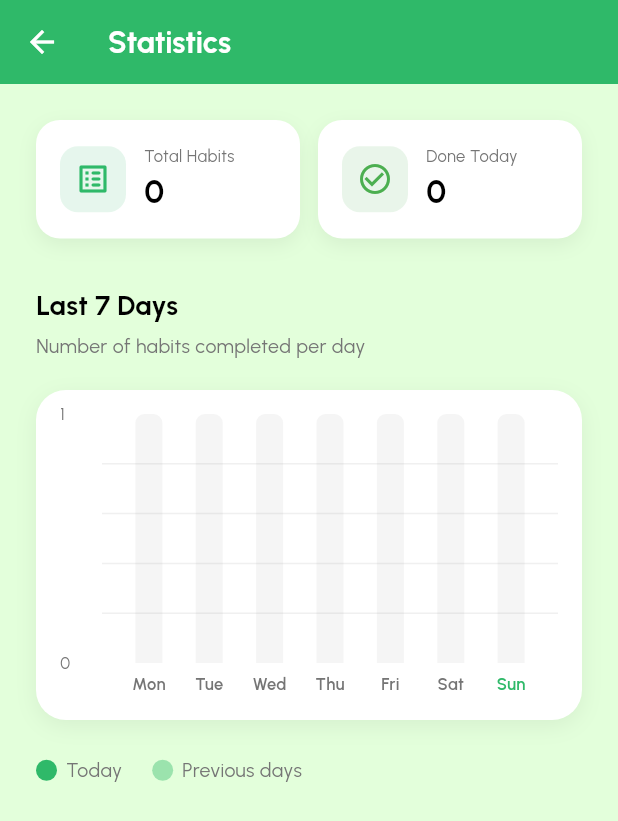
After one commit to AgungMaruti/habitly_app, a Flutter app: the DashboardScreen screen opened by its route, after a tap on the "bar chart" icon, on a phone screen of 412 x 824 dp. The commit adds this screen. Shown: the top 821 px of the screen. Run offline on Flutter 3.47's test engine with Material 3 defaults, Android fonts, the phone set to English and light mode, and no system bars; drawn by our look-alikes of fl_chart; our stand-ins replace cloud_firestore, firebase_auth, firebase_core, flutter_riverpod, google_fonts; accounts and stored records are empty.

Commit message:
Mission 8: Clean Architecture, Unit Tests, Stats Chart

```diff
--- a/lib/providers/habit_provider.dart
+++ b/lib/providers/habit_provider.dart
@@ -1,9 +1,11 @@
 import 'package:flutter_riverpod/flutter_riverpod.dart';
-import 'package:habitly_app/models/habit_model.dart';
-import 'package:habitly_app/services/firestore_service.dart';
-import 'package:habitly_app/providers/auth_provider.dart';
+import '../domain/models/habit_model.dart';
+import '../domain/repositories/habit_repository.dart';
+import '../data/datasources/firestore_datasource.dart';
+import '../data/repositories/habit_repository_impl.dart';
+import 'auth_provider.dart';
 
-// Categories centralized
+// ── Category list (shared across the app) ──────────────────────────────────
 const List<String> habitCategories = [
   'Health',
   'Education',
@@ -15,54 +17,85 @@ const List<String> habitCategories = [
   'Other',
 ];
 
-// Provider untuk FirestoreService instance
-final firestoreServiceProvider = Provider<FirestoreService>((ref) {
-  return FirestoreService();
+// ── Data layer providers ────────────────────────────────────────────────────
+
+/// Provides the Firestore data source (Data Layer)
+final firestoreDataSourceProvider = Provider<FirestoreDataSource>((ref) {
+  return FirestoreDataSource();
 });
 
-// StreamProvider: habits real-time dari Firestore (berdasarkan userId)
+/// Provides the concrete HabitRepository implementation (Data Layer)
+final habitRepositoryProvider = Provider<HabitRepository>((ref) {
+  final dataSource = ref.watch(firestoreDataSourceProvider);
+  return HabitRepositoryImpl(dataSource);
+});
+
+// ── Presentation providers ──────────────────────────────────────────────────
+
+/// Real-time stream of all habits for the current user (Presentation Layer)
 final habitProvider = StreamProvider<List<Habit>>((ref) {
   final userId = ref.watch(currentUserIdProvider);
   if (userId == null) return Stream.value([]);
 
-  final firestoreService = ref.watch(firestoreServiceProvider);
-  return firestoreService.getHabits(userId);
+  final repository = ref.watch(habitRepositoryProvider);
+  return repository.getHabits(userId);
 });
 
-// Provider untuk aksi CRUD (add, update, delete, toggle)
+/// Derived provider: habit completion counts for the last 7 days.
+/// Returns a list of 7 ints (index 0 = today-6, index 6 = today).
+final habitCompletionStatsProvider = Provider<List<int>>((ref) {
+  final habitsAsync = ref.watch(habitProvider);
+
+  return habitsAsync.when(
+    data: (habits) {
+      final now = DateTime.now();
+      final today = DateTime(now.year, now.month, now.day);
+
+      return List.generate(7, (i) {
+        final day = today.subtract(Duration(days: 6 - i));
+        return habits
+            .where((h) =>
+                h.isCompleted &&
+                DateTime(h.createdAt.year, h.createdAt.month, h.createdAt.day)
+                    .isAtSameMomentAs(day))
+            .length;
+      });
+    },
+    loading: () => List.filled(7, 0),
+    error: (_, __) => List.filled(7, 0),
+  );
+});
+
+/// Provider exposing CRUD / toggle actions (Presentation Layer)
 final habitActionsProvider = Provider<HabitActions>((ref) {
-  final firestoreService = ref.watch(firestoreServiceProvider);
+  final repository = ref.watch(habitRepositoryProvider);
   final userId = ref.watch(currentUserIdProvider);
-  return HabitActions(firestoreService, userId);
+  return HabitActions(repository, userId);
 });
 
 class HabitActions {
-  final FirestoreService _firestoreService;
+  final HabitRepository _repository;
   final String? _userId;
 
-  HabitActions(this._firestoreService, this._userId);
+  HabitActions(this._repository, this._userId);
 
-  // CREATE
   Future<void> addHabit(Habit habit) async {
     if (_userId == null) return;
-    await _firestoreService.addHabit(_userId, habit);
+    await _repository.addHabit(_userId, habit);
   }
 
-  // UPDATE
   Future<void> updateHabit(String id, Habit habit) async {
     if (_userId == null) return;
-    await _firestoreService.updateHabit(_userId, id, habit);
+    await _repository.updateHabit(_userId, id, habit);
   }
 
-  // DELETE
   Future<void> deleteHabit(String id) async {
     if (_userId == null) return;
-    await _firestoreService.deleteHabit(_userId, id);
+    await _repository.deleteHabit(_userId, id);
   }
 
-  // TOGGLE
   Future<void> toggleHabit(String id, bool currentStatus) async {
     if (_userId == null) return;
-    await _firestoreService.toggleHabit(_userId, id, !currentStatus);
+    await _repository.toggleHabit(_userId, id, !currentStatus);
   }
 }
--- a/lib/screens/add_habit_screen.dart
+++ b/lib/screens/add_habit_screen.dart
@@ -1,7 +1,7 @@
 import 'package:flutter/material.dart';
 import 'package:google_fonts/google_fonts.dart';
 import '../constants/colors.dart';
-import '../models/habit_model.dart';
+import '../domain/models/habit_model.dart';
 import 'package:flutter_riverpod/flutter_riverpod.dart';
 import '../providers/habit_provider.dart';
 
--- a/lib/screens/dashboard_screen.dart
+++ b/lib/screens/dashboard_screen.dart
@@ -3,11 +3,12 @@ import 'package:flutter_riverpod/flutter_riverpod.dart';
 import 'package:google_fonts/google_fonts.dart';
 import 'package:intl/intl.dart';
 import '../constants/colors.dart';
-import '../models/habit_model.dart';
+import '../domain/models/habit_model.dart';
 import '../providers/habit_provider.dart';
 import '../providers/auth_provider.dart';
 import '../providers/filter_provider.dart';
 import '../providers/theme_provider.dart';
+import 'stats_screen.dart';
 
 class DashboardScreen extends ConsumerWidget {
   const DashboardScreen({super.key});
@@ -62,6 +63,15 @@ class DashboardScreen extends ConsumerWidget {
                       : ThemeMode.dark;
             },
             tooltip: 'Toggle Dark Mode',
+          ),
+          // Stats
+          IconButton(
+            icon: const Icon(Icons.bar_chart, color: AppColors.white),
+            tooltip: 'Statistics',
+            onPressed: () => Navigator.push(
+              context,
+              MaterialPageRoute(builder: (_) => const StatsScreen()),
+            ),
           ),
           // Logout
           IconButton(
--- a/lib/screens/edit_habit_screen.dart
+++ b/lib/screens/edit_habit_screen.dart
@@ -2,7 +2,7 @@ import 'package:flutter/material.dart';
 import 'package:flutter_riverpod/flutter_riverpod.dart';
 import 'package:google_fonts/google_fonts.dart';
 import '../constants/colors.dart';
-import '../models/habit_model.dart';
+import '../domain/models/habit_model.dart';
 import '../providers/habit_provider.dart';
 
 class EditHabitScreen extends ConsumerStatefulWidget {
--- /dev/null
+++ b/lib/screens/stats_screen.dart
@@ -0,0 +1,304 @@
+import 'package:fl_chart/fl_chart.dart';
+import 'package:flutter/material.dart';
+import 'package:flutter_riverpod/flutter_riverpod.dart';
+import 'package:google_fonts/google_fonts.dart';
+import 'package:intl/intl.dart';
+import '../constants/colors.dart';
+import '../providers/habit_provider.dart';
+
+/// StatsScreen – Presentation Layer
+/// Displays a weekly bar chart of completed habits.
+/// All data comes from [habitCompletionStatsProvider] via Riverpod.
+class StatsScreen extends ConsumerWidget {
+  const StatsScreen({super.key});
+
+  @override
+  Widget build(BuildContext context, WidgetRef ref) {
+    final stats = ref.watch(habitCompletionStatsProvider);
+    final habitsAsync = ref.watch(habitProvider);
+    final isDark = Theme.of(context).brightness == Brightness.dark;
+
+    final totalHabits = habitsAsync.maybeWhen(
+      data: (h) => h.length,
+      orElse: () => 0,
+    );
+    final completedToday = stats.isNotEmpty ? stats.last : 0;
+    final maxVal = stats.isEmpty ? 1 : (stats.reduce((a, b) => a > b ? a : b));
+
+    return Scaffold(
+      appBar: AppBar(
+        title: Text(
+          'Statistics',
+          style: GoogleFonts.urbanist(
+              fontSize: 20,
+              fontWeight: FontWeight.bold,
+              color: AppColors.white),
+        ),
+        leading: IconButton(
+          icon: const Icon(Icons.arrow_back, color: AppColors.white),
+          onPressed: () => Navigator.pop(context),
+        ),
+      ),
+      body: SingleChildScrollView(
+        padding: const EdgeInsets.all(24),
+        child: Column(
+          crossAxisAlignment: CrossAxisAlignment.start,
+          children: [
+            // ── Summary cards ────────────────────────────────────────────
+            Row(
+              children: [
+                _SummaryCard(
+                  label: 'Total Habits',
+                  value: totalHabits.toString(),
+                  icon: Icons.list_alt_rounded,
+                  color: AppColors.primary,
+                  isDark: isDark,
+                ),
+                const SizedBox(width: 12),
+                _SummaryCard(
+                  label: 'Done Today',
+                  value: completedToday.toString(),
+                  icon: Icons.check_circle_outline,
+                  color: Colors.green,
+                  isDark: isDark,
+                ),
+              ],
+            ),
+
+            const SizedBox(height: 32),
+
+            // ── Bar chart header ─────────────────────────────────────────
+            Text(
+              'Last 7 Days',
+              style: GoogleFonts.urbanist(
+                fontSize: 18,
+                fontWeight: FontWeight.bold,
+                color: isDark ? AppColors.white : AppColors.black,
+              ),
+            ),
+            const SizedBox(height: 4),
+            Text(
+              'Number of habits completed per day',
+              style: GoogleFonts.urbanist(
+                  fontSize: 13,
+                  color: isDark ? AppColors.lightGrey : AppColors.grey),
+            ),
+            const SizedBox(height: 20),
+
+            // ── Bar chart ────────────────────────────────────────────────
+            Container(
+              height: 220,
+              padding: const EdgeInsets.all(16),
+              decoration: BoxDecoration(
+                color: isDark ? AppColors.darkCard : AppColors.white,
+                borderRadius: BorderRadius.circular(20),
+                boxShadow: [
+                  BoxShadow(
+                    color: Colors.black.withOpacity(isDark ? 0.3 : 0.06),
+                    blurRadius: 12,
+                    offset: const Offset(0, 4),
+                  ),
+                ],
+              ),
+              child: BarChart(
+                BarChartData(
+                  maxY: (maxVal + 1).toDouble(),
+                  barTouchData: BarTouchData(
+                    touchTooltipData: BarTouchTooltipData(
+                      getTooltipColor: (_) =>
+                          isDark ? AppColors.darkGrey : AppColors.primary,
+                      getTooltipItem: (group, groupIndex, rod, rodIndex) {
+                        return BarTooltipItem(
+                          '${rod.toY.toInt()} done',
+                          GoogleFonts.urbanist(
+                              color: AppColors.white,
+                              fontWeight: FontWeight.bold),
+                        );
+                      },
+                    ),
+                  ),
+                  titlesData: FlTitlesData(
+                    leftTitles: AxisTitles(
+                      sideTitles: SideTitles(
+                        showTitles: true,
+                        interval: 1,
+                        reservedSize: 28,
+                        getTitlesWidget: (value, meta) {
+                          if (value == value.floorToDouble()) {
+                            return Text(value.toInt().toString(),
+                                style: GoogleFonts.urbanist(
+                                    fontSize: 11,
+                                    color: isDark
+                                        ? AppColors.lightGrey
+                                        : AppColors.grey));
+                          }
+                          return const SizedBox.shrink();
+                        },
+                      ),
+                    ),
+                    bottomTitles: AxisTitles(
+                      sideTitles: SideTitles(
+                        showTitles: true,
+                        getTitlesWidget: (value, meta) {
+                          final day = DateTime.now()
+                              .subtract(Duration(days: 6 - value.toInt()));
+                          return Padding(
+                            padding: const EdgeInsets.only(top: 6),
+                            child: Text(
+                              DateFormat('E').format(day),
+                              style: GoogleFonts.urbanist(
+                                fontSize: 11,
+                                fontWeight: FontWeight.w600,
+                                color: value.toInt() == 6
+                                    ? AppColors.primary
+                                    : (isDark
+                                        ? AppColors.lightGrey
+                                        : AppColors.grey),
+                              ),
+                            ),
+                          );
+                        },
+                      ),
+                    ),
+                    topTitles: const AxisTitles(
+                        sideTitles: SideTitles(showTitles: false)),
+                    rightTitles: const AxisTitles(
+                        sideTitles: SideTitles(showTitles: false)),
+                  ),
+                  gridData: FlGridData(
+                    show: true,
+                    drawVerticalLine: false,
+                    getDrawingHorizontalLine: (value) => FlLine(
+                      color: (isDark ? Colors.white : Colors.black)
+                          .withOpacity(0.06),
+                      strokeWidth: 1,
+                    ),
+                  ),
+                  borderData: FlBorderData(show: false),
+                  barGroups: List.generate(7, (i) {
+                    final isToday = i == 6;
+                    return BarChartGroupData(
+                      x: i,
+                      barRods: [
+                        BarChartRodData(
+                          toY: stats[i].toDouble(),
+                          color: isToday
+                              ? AppColors.primary
+                              : AppColors.primary.withOpacity(0.4),
+                          width: 18,
+                          borderRadius: const BorderRadius.vertical(
+                              top: Radius.circular(6)),
+                          backDrawRodData: BackgroundBarChartRodData(
+                            show: true,
+                            toY: (maxVal + 1).toDouble(),
+                            color: (isDark ? Colors.white : Colors.black)
+                                .withOpacity(0.04),
+                          ),
+                        ),
+                      ],
+                    );
+                  }),
+                ),
+              ),
+            ),
+
+            const SizedBox(height: 24),
+
+            // ── Legend ───────────────────────────────────────────────────
+            Row(
+              children: [
+                Container(
+                    width: 14,
+                    height: 14,
+                    decoration: const BoxDecoration(
+                        color: AppColors.primary, shape: BoxShape.circle)),
+                const SizedBox(width: 6),
+                Text('Today',
+                    style: GoogleFonts.urbanist(
+                        fontSize: 13,
+                        color: isDark ? AppColors.lightGrey : AppColors.grey)),
+                const SizedBox(width: 20),
+                Container(
+                    width: 14,
+                    height: 14,
+                    decoration: BoxDecoration(
+                        color: AppColors.primary.withOpacity(0.4),
+                        shape: BoxShape.circle)),
+                const SizedBox(width: 6),
+                Text('Previous days',
+                    style: GoogleFonts.urbanist(
+                        fontSize: 13,
+                        color: isDark ? AppColors.lightGrey : AppColors.grey)),
+              ],
+            ),
+          ],
+        ),
+      ),
+    );
+  }
+}
+
+// ── Helper widget ────────────────────────────────────────────────────────────
+
+class _SummaryCard extends StatelessWidget {
+  final String label;
+  final String value;
+  final IconData icon;
+  final Color color;
+  final bool isDark;
+
+  const _SummaryCard({
+    required this.label,
+    required this.value,
+    required this.icon,
+    required this.color,
+    required this.isDark,
+  });
+
+  @override
+  Widget build(BuildContext context) {
+    return Expanded(
+      child: Container(
+        padding: const EdgeInsets.all(16),
+        decoration: BoxDecoration(
+          color: isDark ? AppColors.darkCard : AppColors.white,
+          borderRadius: BorderRadius.circular(16),
+          boxShadow: [
+            BoxShadow(
+              color: Colors.black.withOpacity(isDark ? 0.3 : 0.06),
+              blurRadius: 10,
+              offset: const Offset(0, 4),
+            ),
+          ],
+        ),
+        child: Row(
+          children: [
+            Container(
+              width: 44,
+              height: 44,
+              decoration: BoxDecoration(
+                  color: color.withOpacity(0.12),
+                  borderRadius: BorderRadius.circular(12)),
+              child: Icon(icon, color: color, size: 24),
+            ),
+            const SizedBox(width: 12),
+            Column(
+              crossAxisAlignment: CrossAxisAlignment.start,
+              children: [
+                Text(label,
+                    style: GoogleFonts.urbanist(
+                        fontSize: 11,
+                        color: isDark ? AppColors.lightGrey : AppColors.grey)),
+                Text(value,
+                    style: GoogleFonts.urbanist(
+                        fontSize: 22,
+                        fontWeight: FontWeight.bold,
+                        color: isDark ? AppColors.white : AppColors.black)),
+              ],
+            ),
+          ],
+        ),
+      ),
+    );
+  }
+}
--- a/pubspec.yaml
+++ b/pubspec.yaml
@@ -37,6 +37,7 @@ dependencies:
   firebase_core: ^3.12.1
   firebase_auth: ^5.5.2
   cloud_firestore: ^5.6.6
+  fl_chart: ^0.69.0
 
 
   # The following adds the Cupertino Icons font to your application.
```
Also changed, not shown: lib/data/datasources/firestore_datasource.dart (added, +70 -0 lines), lib/data/repositories/habit_repository_impl.dart (added, +31 -0 lines), lib/domain/models/daily_record.dart (added, +17 -0 lines), lib/domain/models/habit_model.dart (added, +63 -0 lines), lib/domain/repositories/habit_repository.dart (added, +21 -0 lines), lib/providers/filter_provider.dart (+7 -6 lines), pubspec.lock, 4 other files.
